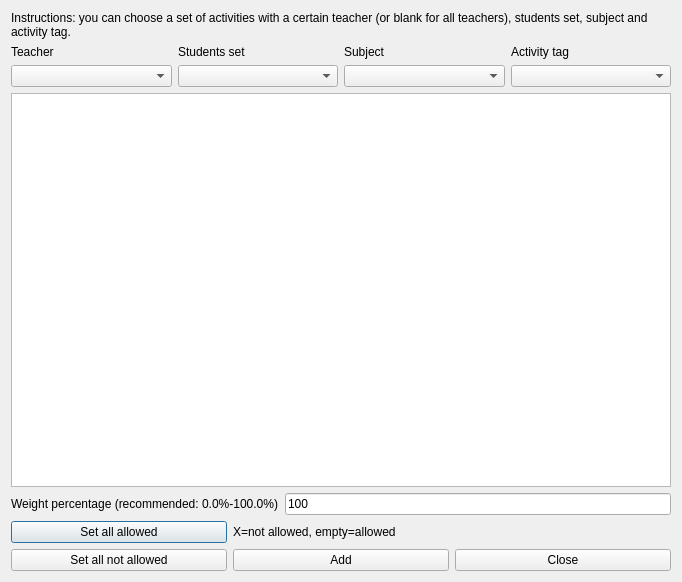
Before: the Qt Designer form src/interface/addconstraintactivitiespreferredstartingtimesform_template.ui in karandit/fet, drawn with Qt 5.
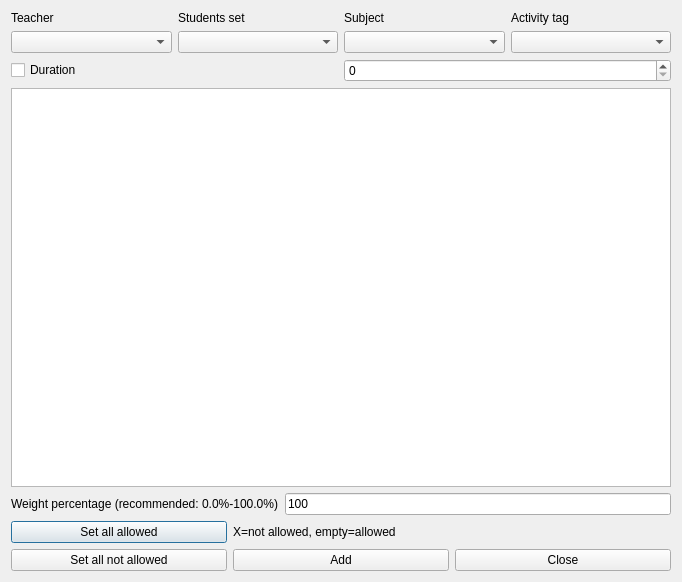
After: the same form once the commit is applied.

```diff
--- a/src/interface/addconstraintactivitiespreferredstartingtimesform_template.ui
+++ b/src/interface/addconstraintactivitiespreferredstartingtimesform_template.ui
@@ -15,22 +15,6 @@
   </property>
   <layout class="QGridLayout" name="gridLayout_2">
    <item row="0" column="0">
-    <widget class="QLabel" name="instructionsTextLabel">
-     <property name="sizePolicy">
-      <sizepolicy hsizetype="Minimum" vsizetype="Minimum">
-       <horstretch>0</horstretch>
-       <verstretch>0</verstretch>
-      </sizepolicy>
-     </property>
-     <property name="text">
-      <string>Instructions: you can choose a set of activities with a certain teacher (or blank for all teachers), students set, subject and activity tag.</string>
-     </property>
-     <property name="wordWrap">
-      <bool>true</bool>
-     </property>
-    </widget>
-   </item>
-   <item row="1" column="0">
     <layout class="QGridLayout" name="filterGridLayout">
      <item row="0" column="3">
       <widget class="QLabel" name="activityTagsTextLabel">
@@ -86,6 +70,20 @@
      </item>
     </layout>
    </item>
+   <item row="1" column="0">
+    <layout class="QHBoxLayout" name="horizontalLayout">
+     <item>
+      <widget class="QCheckBox" name="durationCheckBox">
+       <property name="text">
+        <string>Duration</string>
+       </property>
+      </widget>
+     </item>
+     <item>
+      <widget class="QSpinBox" name="durationSpinBox"/>
+     </item>
+    </layout>
+   </item>
    <item row="2" column="0">
     <widget class="QTableWidget" name="preferredTimesTable"/>
    </item>
```
Left out of the diff: 2 changed lines with no effect on the pictures.
